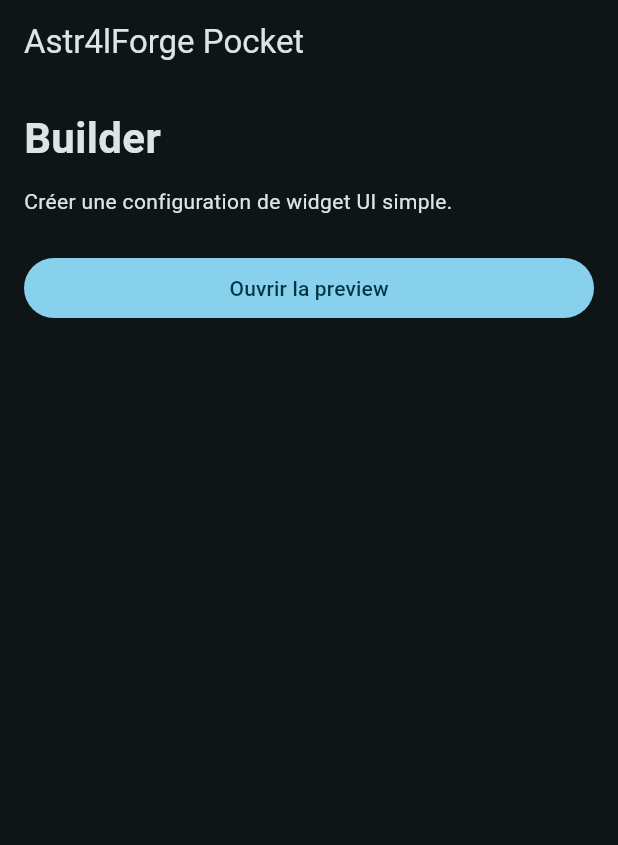
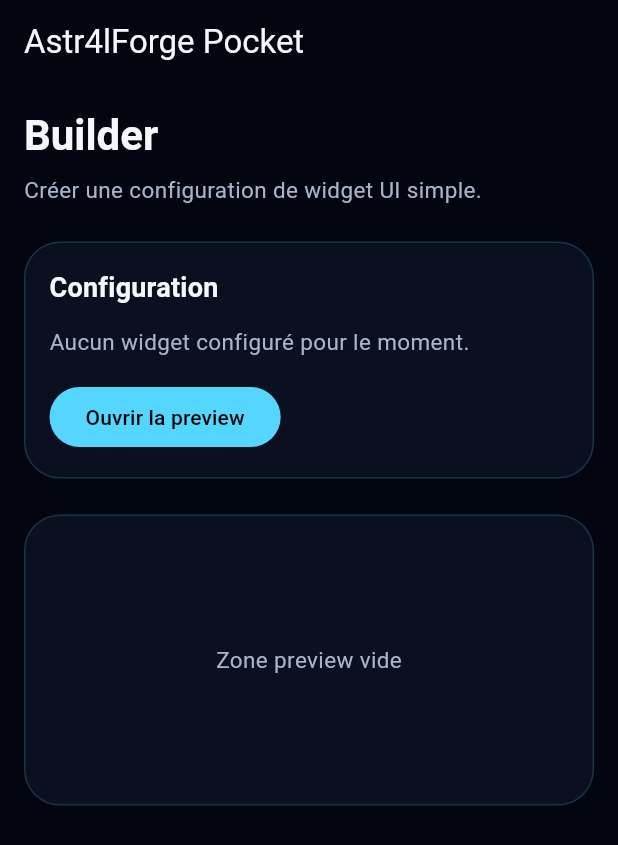
Before and after one commit to ph3ynyxstudio-source/astr4l_flutter_pocket, a Flutter app: the screen it shows after launch, on a phone screen of 412 x 824 dp. Shown: the top 845 px of the screen. Run offline on Flutter 3.47's test engine with Material 3 defaults, Android fonts, the phone set to English and light mode, and no system bars.

Commit message:
style: add minimal Astr4l design system / ajouter le design system minimal Astr4l

```diff
--- a/lib/app/app.dart
+++ b/lib/app/app.dart
@@ -1,5 +1,6 @@
 import 'package:flutter/material.dart';
 
+import '../core/theme/app_theme.dart';
 import '../features/pocket_builder/presentation/builder_screen.dart';
 
 class Astr4lForgePocketApp extends StatelessWidget {
@@ -10,13 +11,7 @@ class Astr4lForgePocketApp extends StatelessWidget {
     return MaterialApp(
       title: 'Astr4lForge Pocket',
       debugShowCheckedModeBanner: false,
-      theme: ThemeData(
-        colorScheme: ColorScheme.fromSeed(
-          seedColor: const Color(0xFF54D6FF),
-          brightness: Brightness.dark,
-        ),
-        useMaterial3: true,
-      ),
+      theme: AppTheme.dark(),
       home: const BuilderScreen(),
     );
   }
--- /dev/null
+++ b/lib/core/theme/app_theme.dart
@@ -0,0 +1,54 @@
+import 'package:flutter/material.dart';
+
+class AppTheme {
+  const AppTheme._();
+
+  static const Color background = Color(0xFF030611);
+  static const Color surface = Color(0xFF0B1020);
+  static const Color surfaceSoft = Color(0xFF121A2E);
+
+  static const Color cyan = Color(0xFF54D6FF);
+  static const Color purple = Color(0xFFA855F7);
+  static const Color pink = Color(0xFFFF4FD8);
+
+  static const Color textPrimary = Color(0xFFF4F7FB);
+  static const Color textSecondary = Color(0xFFAAB4C8);
+
+  static ThemeData dark() {
+    return ThemeData(
+      useMaterial3: true,
+      brightness: Brightness.dark,
+      scaffoldBackgroundColor: background,
+      colorScheme: const ColorScheme.dark(
+        primary: cyan,
+        secondary: purple,
+        tertiary: pink,
+        surface: surface,
+        onPrimary: Colors.black,
+        onSurface: textPrimary,
+      ),
+      appBarTheme: const AppBarTheme(
+        backgroundColor: background,
+        foregroundColor: textPrimary,
+        centerTitle: false,
+        elevation: 0,
+      ),
+      textTheme: const TextTheme(
+        headlineMedium: TextStyle(
+          color: textPrimary,
+          fontSize: 28,
+          fontWeight: FontWeight.bold,
+        ),
+        titleMedium: TextStyle(
+          color: textPrimary,
+          fontSize: 18,
+          fontWeight: FontWeight.w600,
+        ),
+        bodyMedium: TextStyle(
+          color: textSecondary,
+          fontSize: 15,
+        ),
+      ),
+    );
+  }
+}
--- /dev/null
+++ b/lib/core/widgets/accent_button.dart
@@ -0,0 +1,20 @@
+import 'package:flutter/material.dart';
+
+class AccentButton extends StatelessWidget {
+  const AccentButton({
+    super.key,
+    required this.label,
+    required this.onPressed,
+  });
+
+  final String label;
+  final VoidCallback onPressed;
+
+  @override
+  Widget build(BuildContext context) {
+    return FilledButton(
+      onPressed: onPressed,
+      child: Text(label),
+    );
+  }
+}
--- /dev/null
+++ b/lib/core/widgets/pocket_card.dart
@@ -0,0 +1,29 @@
+import 'package:flutter/material.dart';
+
+import '../theme/app_theme.dart';
+
+class PocketCard extends StatelessWidget {
+  const PocketCard({
+    super.key,
+    required this.child,
+    this.padding = const EdgeInsets.all(16),
+  });
+
+  final Widget child;
+  final EdgeInsetsGeometry padding;
+
+  @override
+  Widget build(BuildContext context) {
+    return Container(
+      padding: padding,
+      decoration: BoxDecoration(
+        color: AppTheme.surface,
+        borderRadius: BorderRadius.circular(24),
+        border: Border.all(
+          color: AppTheme.cyan.withValues(alpha: 0.18),
+        ),
+      ),
+      child: child,
+    );
+  }
+}
--- a/lib/features/pocket_builder/presentation/builder_screen.dart
+++ b/lib/features/pocket_builder/presentation/builder_screen.dart
@@ -1,5 +1,7 @@
 import 'package:flutter/material.dart';
 
+import '../../../core/widgets/accent_button.dart';
+import '../../../core/widgets/pocket_card.dart';
 import 'preview_screen.dart';
 
 class BuilderScreen extends StatelessWidget {
@@ -11,24 +13,35 @@ class BuilderScreen extends StatelessWidget {
       appBar: AppBar(
         title: const Text('Astr4lForge Pocket'),
       ),
-      body: Padding(
+      body: SafeArea(
+        child: ListView(
           padding: const EdgeInsets.all(16),
+          children: [
+            Text(
+              'Builder',
+              style: Theme.of(context).textTheme.headlineMedium,
+            ),
+            const SizedBox(height: 8),
+            Text(
+              'Créer une configuration de widget UI simple.',
+              style: Theme.of(context).textTheme.bodyMedium,
+            ),
+            const SizedBox(height: 24),
+            PocketCard(
               child: Column(
-          crossAxisAlignment: CrossAxisAlignment.stretch,
+                crossAxisAlignment: CrossAxisAlignment.start,
                 children: [
-            const Text(
-              'Builder',
-              style: TextStyle(
-                fontSize: 28,
-                fontWeight: FontWeight.bold,
-              ),
+                  Text(
+                    'Configuration',
+                    style: Theme.of(context).textTheme.titleMedium,
                   ),
                   const SizedBox(height: 12),
                   const Text(
-              'Créer une configuration de widget UI simple.',
+                    'Aucun widget configuré pour le moment.',
                   ),
-            const SizedBox(height: 24),
-            FilledButton(
+                  const SizedBox(height: 16),
+                  AccentButton(
+                    label: 'Ouvrir la preview',
                     onPressed: () {
                       Navigator.of(context).push(
                         MaterialPageRoute(
@@ -36,7 +49,21 @@ class BuilderScreen extends StatelessWidget {
                         ),
                       );
                     },
-              child: const Text('Ouvrir la preview'),
+                  ),
+                ],
+              ),
+            ),
+            const SizedBox(height: 24),
+            PocketCard(
+              child: SizedBox(
+                height: 160,
+                child: Center(
+                  child: Text(
+                    'Zone preview vide',
+                    style: Theme.of(context).textTheme.bodyMedium,
+                  ),
+                ),
+              ),
             ),
           ],
         ),
```
Lines whose indentation alone changed are shown as unchanged.
